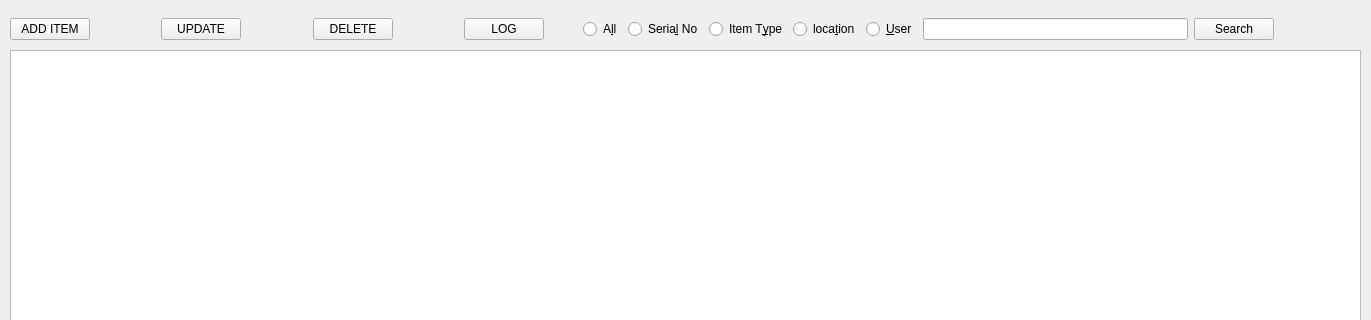
First picture: the form in GUI/guiTest/uiFiles/test.ui, repository aumanimationstudios/Grantha, before the edit; both pictures show x 0 to 1371 and y 0 to 320 of the 1371 by 592 pixel window.
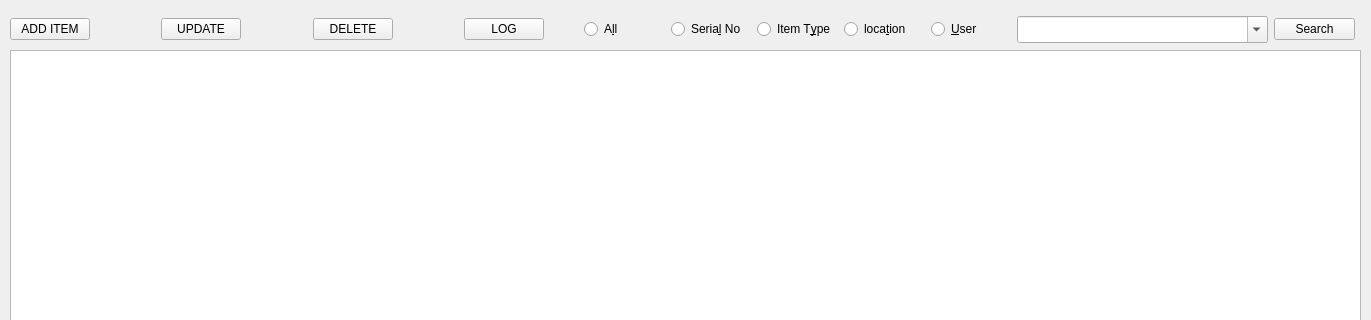
Second picture: the form after the edit.

Patch:
```diff
--- a/GUI/guiTest/uiFiles/test.ui
+++ b/GUI/guiTest/uiFiles/test.ui
@@ -27,67 +27,6 @@
      </rect>
     </property>
    </widget>
-   <widget class="QWidget" name="layoutWidget">
-    <property name="geometry">
-     <rect>
-      <x>583</x>
-      <y>10</y>
-      <width>691</width>
-      <height>38</height>
-     </rect>
-    </property>
-    <layout class="QHBoxLayout" name="horizontalLayout">
-     <item>
-      <widget class="QRadioButton" name="allButton">
-       <property name="text">
-        <string>A&amp;ll</string>
-       </property>
-      </widget>
-     </item>
-     <item>
-      <widget class="QRadioButton" name="serialNoButton">
-       <property name="text">
-        <string>Seria&amp;l No</string>
-       </property>
-      </widget>
-     </item>
-     <item>
-      <widget class="QRadioButton" name="itemTypeButton">
-       <property name="text">
-        <string>Item T&amp;ype</string>
-       </property>
-      </widget>
-     </item>
-     <item>
-      <widget class="QRadioButton" name="locationButton">
-       <property name="text">
-        <string>loca&amp;tion</string>
-       </property>
-      </widget>
-     </item>
-     <item>
-      <widget class="QRadioButton" name="userButton">
-       <property name="text">
-        <string>&amp;User</string>
-       </property>
-      </widget>
-     </item>
-     <item>
-      <widget class="QLineEdit" name="lineEdit">
-       <property name="maxLength">
-        <number>30</number>
-       </property>
-      </widget>
-     </item>
-     <item>
-      <widget class="QPushButton" name="searchButton">
-       <property name="text">
-        <string>Search</string>
-       </property>
-      </widget>
-     </item>
-    </layout>
-   </widget>
    <widget class="QWidget" name="layoutWidget">
     <property name="geometry">
      <rect>
@@ -167,6 +106,79 @@
      </item>
     </layout>
    </widget>
+   <widget class="QWidget" name="">
+    <property name="geometry">
+     <rect>
+      <x>584</x>
+      <y>15</y>
+      <width>771</width>
+      <height>29</height>
+     </rect>
+    </property>
+    <layout class="QHBoxLayout" name="horizontalLayout">
+     <item>
+      <widget class="QRadioButton" name="allButton">
+       <property name="text">
+        <string>A&amp;ll</string>
+       </property>
+      </widget>
+     </item>
+     <item>
+      <widget class="QRadioButton" name="serialNoButton">
+       <property name="text">
+        <string>Seria&amp;l No</string>
+       </property>
+      </widget>
+     </item>
+     <item>
+      <widget class="QRadioButton" name="itemTypeButton">
+       <property name="text">
+        <string>Item T&amp;ype</string>
+       </property>
+      </widget>
+     </item>
+     <item>
+      <widget class="QRadioButton" name="locationButton">
+       <property name="text">
+        <string>loca&amp;tion</string>
+       </property>
+      </widget>
+     </item>
+     <item>
+      <widget class="QRadioButton" name="userButton">
+       <property name="text">
+        <string>&amp;User</string>
+       </property>
+      </widget>
+     </item>
+     <item>
+      <widget class="QComboBox" name="comboBox">
+       <property name="minimumSize">
+        <size>
+         <width>251</width>
+         <height>27</height>
+        </size>
+       </property>
+       <property name="maximumSize">
+        <size>
+         <width>251</width>
+         <height>27</height>
+        </size>
+       </property>
+       <property name="editable">
+        <bool>true</bool>
+       </property>
+      </widget>
+     </item>
+     <item>
+      <widget class="QPushButton" name="searchButton">
+       <property name="text">
+        <string>Search</string>
+       </property>
+      </widget>
+     </item>
+    </layout>
+   </widget>
   </widget>
  </widget>
  <resources/>
```
